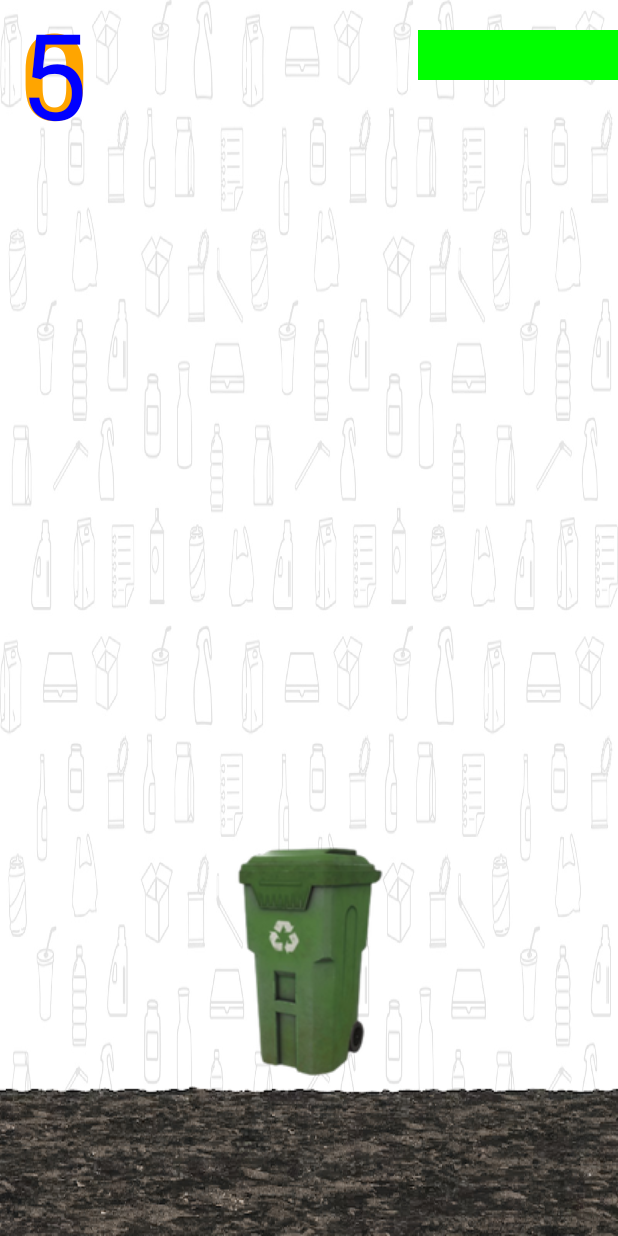
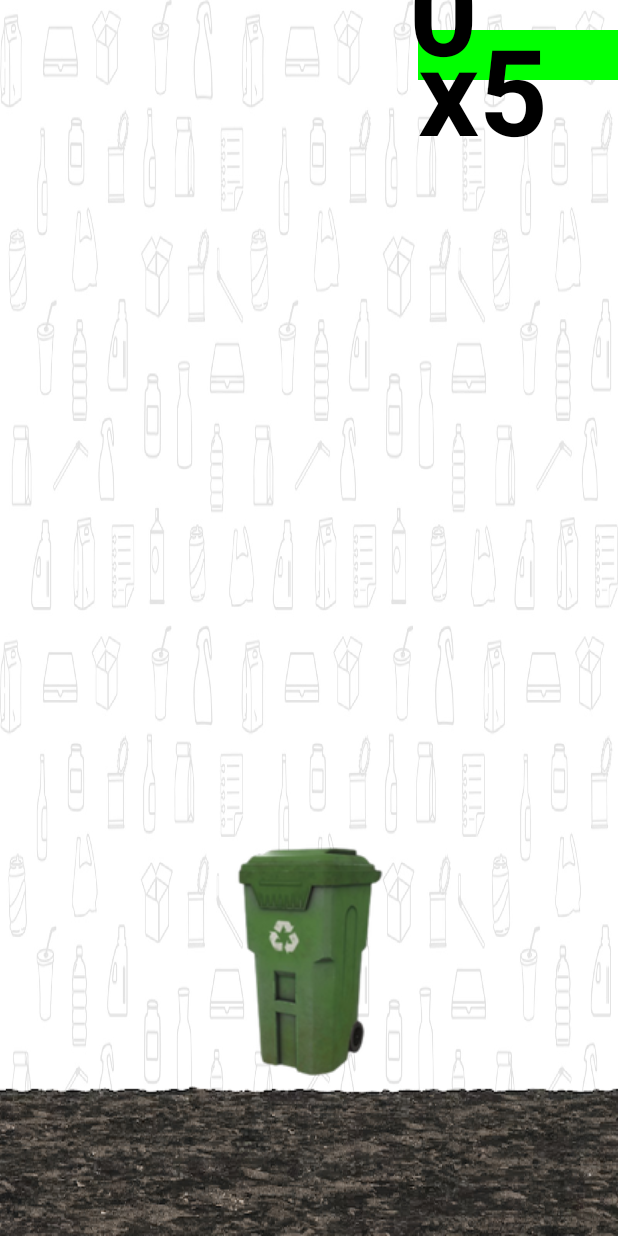
Before and after one commit to AlejandroMoc/E3_SaveTheBunny, an Android app: the screen it shows after launch (TutorialActivity), after a tap on "PLAY", on a phone screen of 412 x 824 dp. Run offline under Robolectric (Android 15) with nearby library versions, the phone set to English and light mode, and no system bars.

Commit message:
Regenerado el caché de Gradle. Añadido contador de vidas. Falta colocar el corazón.

```diff
--- a/app/src/main/java/mx/a01736353/savethebunny/GameView.java
+++ b/app/src/main/java/mx/a01736353/savethebunny/GameView.java
@@ -16,6 +16,7 @@ import android.view.Display;
 import android.view.MotionEvent;
 import android.view.View;
 
+import androidx.core.content.ContextCompat;
 import androidx.core.content.res.ResourcesCompat;
 
 import java.util.ArrayList;
@@ -33,7 +34,8 @@ public class GameView extends View {
     Paint pointsNumber = new Paint();
     Paint livesColor = new Paint();
     Paint lifeNumber = new Paint();
-    float TEXT_SIZE = 120;
+    float pointsTextSize = 120;
+    float lifeTextSize = 70;
     int points = 0;
     int life = 5;
     static int dWidth, dHeight;
@@ -72,15 +74,16 @@ public class GameView extends View {
                 }
             };
 
-            pointsNumber.setColor(Color.rgb(255,165,0));
-            pointsNumber.setTextSize(TEXT_SIZE);
+            pointsNumber.setColor(ContextCompat.getColor(context, R.color.black));
+            pointsNumber.setTextSize(pointsTextSize);
             pointsNumber.setTextAlign(Paint.Align.LEFT);
             pointsNumber.setTypeface(Typeface.DEFAULT_BOLD);
             //pointsNumber.setTypeface(ResourcesCompat.getFont(context, R.font.kenney_blocks));
 
-            lifeNumber.setColor(Color.rgb(0,0,255));
-            lifeNumber.setTextSize(TEXT_SIZE);
+            lifeNumber.setColor(ContextCompat.getColor(context, R.color.black));
+            lifeNumber.setTextSize(pointsTextSize);
             lifeNumber.setTextAlign(Paint.Align.LEFT);
+            lifeNumber.setTypeface(Typeface.DEFAULT_BOLD);
             //lifeNumber.setTypeface(ResourcesCompat.getFont(context, R.font.kenney_blocks));
 
 
@@ -159,8 +162,8 @@ public class GameView extends View {
 
         //Dibujar elementos en pantallas
         canvas.drawRect(dWidth-200,30,dWidth-200+60*life,80, livesColor);
-        canvas.drawText(""+points, 20,TEXT_SIZE,pointsNumber);
-        canvas.drawText(""+life, 20,TEXT_SIZE,lifeNumber);
+        canvas.drawText(""+points, dWidth/2+100, dHeight/7-pointsTextSize, pointsNumber);
+        canvas.drawText("x"+life, dWidth-200, dHeight/6-lifeTextSize, lifeNumber);
         handler.postDelayed(runnable, UPDATE_MILLIS);
 
     }
```
